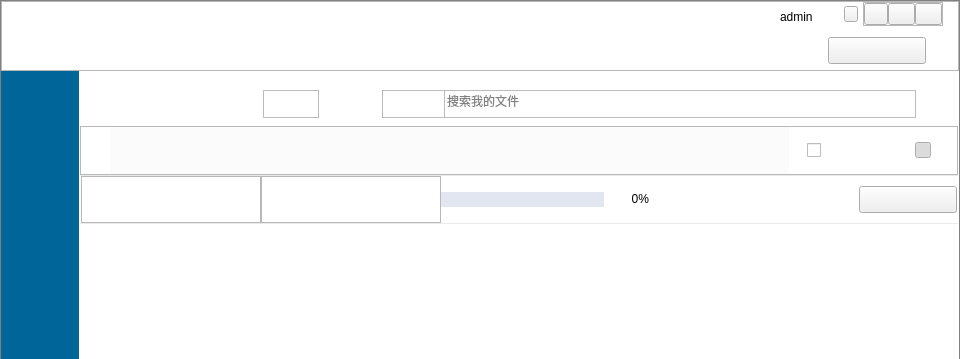
Above: src/NetDisk/mainwidget.ui from birdman1992/NetDisk before the change; both pictures show x 0 to 960 and y 0 to 359 of the 960 by 648 pixel window. Below: the same form after it.
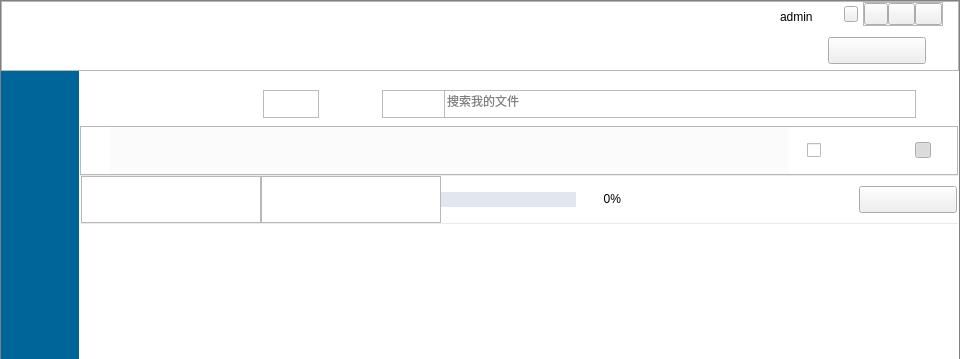
That is the form after the change. Icons and pictures are not drawn.

The edit to the form file:
```diff
--- a/src/NetDisk/mainwidget.ui
+++ b/src/NetDisk/mainwidget.ui
@@ -1243,7 +1243,7 @@
                  <property name="frameShadow">
                   <enum>QFrame::Raised</enum>
                  </property>
-                 <layout class="QHBoxLayout" name="horizontalLayout_8" stretch="1,1,0,0,0,1">
+                 <layout class="QHBoxLayout" name="horizontalLayout_8" stretch="1,1,0,0,0,0,1">
                   <property name="spacing">
                    <number>0</number>
                   </property>
@@ -1403,6 +1403,22 @@
                     </property>
                    </widget>
                   </item>
+                  <item>
+                   <spacer name="horizontalSpacer_7">
+                    <property name="orientation">
+                     <enum>Qt::Horizontal</enum>
+                    </property>
+                    <property name="sizeType">
+                     <enum>QSizePolicy::Expanding</enum>
+                    </property>
+                    <property name="sizeHint" stdset="0">
+                     <size>
+                      <width>10</width>
+                      <height>20</height>
+                     </size>
+                    </property>
+                   </spacer>
+                  </item>
                   <item>
                    <widget class="QLabel" name="syncMsg">
                     <property name="sizePolicy">
@@ -1434,7 +1450,7 @@
                      <enum>Qt::Horizontal</enum>
                     </property>
                     <property name="sizeType">
-                     <enum>QSizePolicy::Preferred</enum>
+                     <enum>QSizePolicy::Fixed</enum>
                     </property>
                     <property name="sizeHint" stdset="0">
                      <size>
```
Left out of the diff: 2 changed lines with no effect on the pictures.
